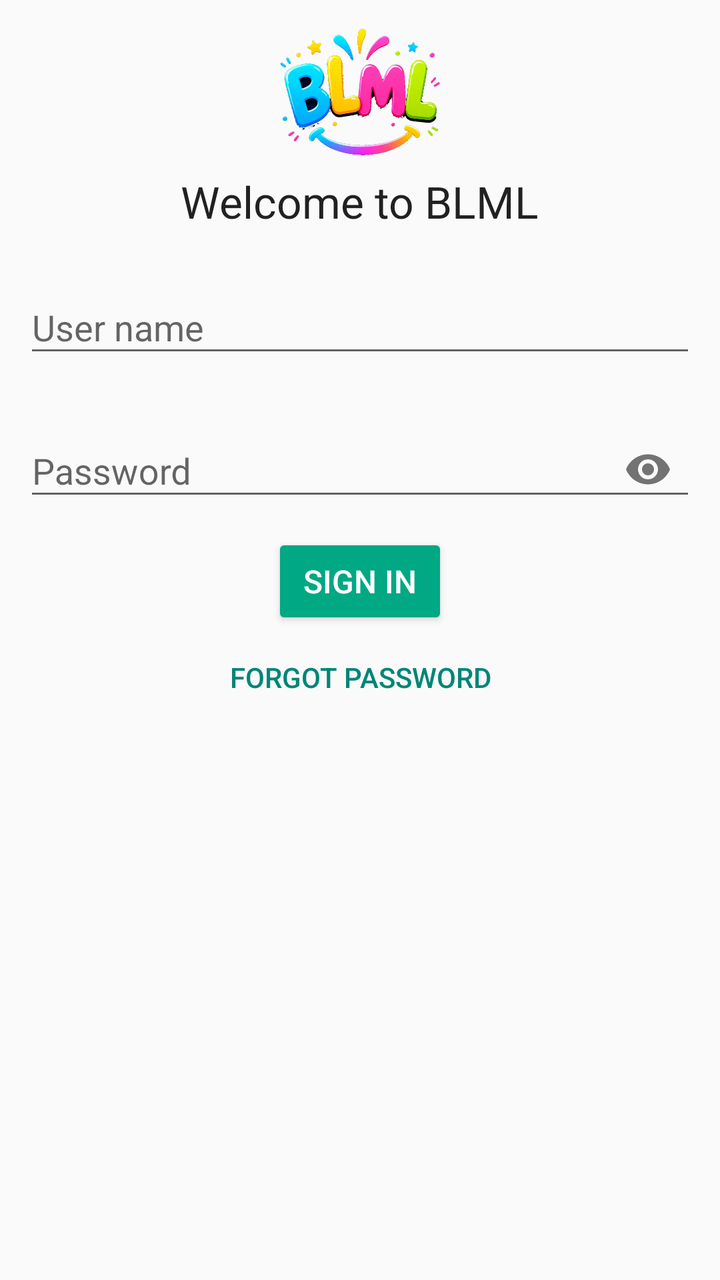
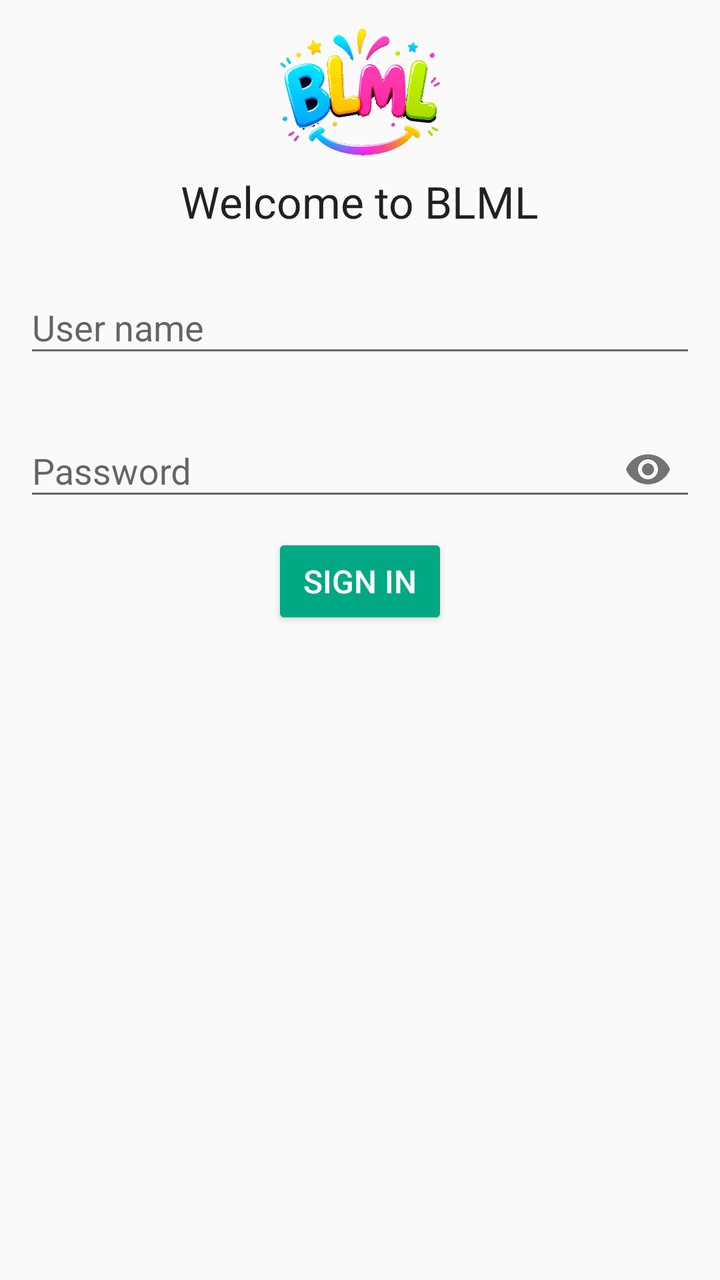

An Android layout rendered at two revisions. The XML below is the earlier revision; the diff shows what the commit changed to produce the second picture.
<!-- AndroidManifest.xml: activity theme AppTheme -->
<!-- res/layout/fragment_login.xml -->
<RelativeLayout
    xmlns:android="http://schemas.android.com/apk/res/android"
    xmlns:tools="http://schemas.android.com/tools"
    xmlns:app="http://schemas.android.com/apk/res-auto"
    android:layout_width="match_parent"
    android:layout_height="match_parent"
    android:paddingBottom="@dimen/activity_vertical_margin"
    android:paddingLeft="@dimen/activity_horizontal_margin"
    android:paddingRight="@dimen/activity_horizontal_margin"
    android:paddingTop="@dimen/activity_vertical_margin"
    tools:context=".LoginFragment">

    <androidx.appcompat.widget.AppCompatImageView
        android:id="@+id/imageLogo"
        android:layout_width="match_parent"
        android:layout_height="80dp"
        android:src="@drawable/logo_src"
        android:layout_alignParentStart="true"
        android:layout_alignParentTop="true"
        android:contentDescription="@string/tinode_logo"/>

    <TextView
        android:id="@+id/appTitle"
        android:layout_width="wrap_content"
        android:layout_height="wrap_content"
        android:textAppearance="?android:attr/textAppearanceLarge"
        android:text="@string/app_description"
        android:layout_below="@+id/imageLogo"
        android:layout_marginBottom="8dp"
        android:layout_centerHorizontal="true" />

    <com.google.android.material.textfield.TextInputLayout
        android:id="@+id/editLoginWrapper"
        android:layout_width="match_parent"
        android:layout_height="wrap_content"
        android:layout_below="@+id/appTitle"
        android:hint="@string/login_hint"
        android:layout_marginTop="8dp"
        android:layout_marginBottom="8dp">
        <com.google.android.material.textfield.TextInputEditText
            android:layout_width="match_parent"
            android:layout_height="wrap_content"
            android:id="@+id/editLogin"
            android:inputType="text" />
    </com.google.android.material.textfield.TextInputLayout>

    <com.google.android.material.textfield.TextInputLayout
        android:id="@+id/editPasswordWrapper"
        android:layout_width="match_parent"
        android:layout_height="wrap_content"
        android:layout_below="@+id/editLoginWrapper"
        android:layout_marginTop="8dp"
        android:layout_marginBottom="8dp"
        android:hint="@string/password_hint"
        app:endIconMode="password_toggle">
        <com.google.android.material.textfield.TextInputEditText
            android:id="@+id/editPassword"
            android:layout_width="match_parent"
            android:layout_height="wrap_content"
            android:inputType="textPassword" />
    </com.google.android.material.textfield.TextInputLayout>

    <androidx.appcompat.widget.AppCompatButton
        android:id="@+id/signIn"
        style="?attr/buttonStyle"
        android:layout_width="wrap_content"
        android:layout_height="wrap_content"
        android:text="@string/sign_in"
        android:layout_below="@+id/editPasswordWrapper"
        android:textSize="@dimen/button_text"
        android:textColor="@color/white"
        android:enabled="true"
        android:layout_centerHorizontal="true"
        app:backgroundTint="@color/button_background" />

    <Button
        android:id="@+id/forgotPassword"
        style="?attr/buttonBarButtonStyle"
        android:layout_width="wrap_content"
        android:layout_height="wrap_content"
        android:text="@string/forgot_password"
        android:layout_below="@+id/signIn"
        android:layout_centerHorizontal="true" />

    <LinearLayout
        android:id="@+id/brandingSetup"
        android:layout_width="match_parent"
        android:layout_height="wrap_content"
        android:orientation="vertical"
        android:layout_centerHorizontal="true"
        android:layout_alignParentBottom="true"
        android:gravity="center_horizontal"
        android:visibility="gone"
        android:clickable="true"
        android:focusable="true">

        <androidx.appcompat.widget.AppCompatImageView
            android:layout_width="36dp"
            android:layout_height="36dp"
            android:src="@drawable/ic_qr_code"
            android:contentDescription="@string/configure_connection"
            app:tint="@color/colorAccent" />

        <TextView
            android:layout_width="wrap_content"
            android:layout_height="wrap_content"
            android:text="@string/configure_connection"
            android:textSize="@dimen/button_text"
            android:enabled="true" />
    </LinearLayout>

    <LinearLayout
        android:id="@+id/byTinode"
        android:layout_width="match_parent"
        android:layout_height="wrap_content"
        android:layout_centerHorizontal="true"
        android:layout_alignParentBottom="true"
        android:visibility="gone"
        android:gravity="center_horizontal">

        <androidx.appcompat.widget.AppCompatImageView
            android:layout_width="24dp"
            android:layout_height="24dp"
            android:layout_marginEnd="8dp"
            android:src="@drawable/logo_src"
            android:contentDescription="@string/tinode_logo"/>

        <TextView
            android:layout_width="wrap_content"
            android:layout_height="wrap_content"
            android:text="@string/tinode"
            android:textSize="@dimen/button_text"
            android:enabled="true" />
    </LinearLayout>
</RelativeLayout>
<!-- resources referenced by this layout -->
<resources>
  <color name="colorAccent">#00A884</color>
  <color name="white">#FFFFFF</color>
  <dimen name="activity_horizontal_margin">12dp</dimen>
  <dimen name="activity_vertical_margin">6dp</dimen>
  <dimen name="button_text">16sp</dimen>
  <!-- drawable ic_qr_code (drawable) -->
  <vector
      android:height="24dp"
      android:tint="?android:textColorPrimary"
      android:viewportHeight="24"
      android:viewportWidth="24"
      android:width="24dp"
      xmlns:android="http://schemas.android.com/apk/res/android">
      <path android:fillColor="@android:color/white" android:pathData="M3,11h8V3H3V11zM5,5h4v4H5V5z"/>
      <path android:fillColor="@android:color/white" android:pathData="M3,21h8v-8H3V21zM5,15h4v4H5V15z"/>
      <path android:fillColor="@android:color/white" android:pathData="M13,3v8h8V3H13zM19,9h-4V5h4V9z"/>
      <path android:fillColor="@android:color/white" android:pathData="M19,19h2v2h-2z"/>
      <path android:fillColor="@android:color/white" android:pathData="M13,13h2v2h-2z"/>
      <path android:fillColor="@android:color/white" android:pathData="M15,15h2v2h-2z"/>
      <path android:fillColor="@android:color/white" android:pathData="M13,17h2v2h-2z"/>
      <path android:fillColor="@android:color/white" android:pathData="M15,19h2v2h-2z"/>
      <path android:fillColor="@android:color/white" android:pathData="M17,17h2v2h-2z"/>
      <path android:fillColor="@android:color/white" android:pathData="M17,13h2v2h-2z"/>
      <path android:fillColor="@android:color/white" android:pathData="M19,15h2v2h-2z"/>
  </vector>
  <string name="app_description" translatable="false">Welcome to BLML</string>
  <string name="configure_connection">Configure Connection</string>
  <string name="forgot_password">Forgot password</string>
  <string name="login_hint">User name</string>
  <string name="password_hint">Password</string>
  <string name="sign_in">Sign In</string>
  <string name="tinode" translatable="false">BLML</string>
  <string name="tinode_logo" translatable="false">BLML Logo</string>
  <style name="AppTheme" parent="Theme.AppCompat.DayNight.NoActionBar">
          <item name="android:windowDrawsSystemBarBackgrounds">true</item>
          <item name="android:statusBarColor">@android:color/transparent</item>
          <item name="android:navigationBarColor">@android:color/transparent</item>
          <item name="windowNoTitle">true</item>
          <item name="windowActionBar">false</item>
          <item name="windowActionModeOverlay">true</item>
          <item name="preferenceTheme">@style/PreferenceThemeOverlay</item>
          <item name="android:listDivider">@drawable/list_divider</item>
      </style>
  <style name="PreferenceThemeOverlay">
          <item name="preferenceScreenStyle">@style/Preference.PreferenceScreen</item>
          <item name="preferenceFragmentStyle">@style/PreferenceFragment</item>
          <item name="preferenceCategoryStyle">@style/Preference.Category</item>
          <item name="preferenceStyle">@style/Preference</item>
          <item name="preferenceInformationStyle">@style/Preference.Information</item>
          <item name="checkBoxPreferenceStyle">@style/Preference.CheckBoxPreference</item>
          <item name="switchPreferenceCompatStyle">@style/Preference.SwitchPreferenceCompat</item>
          <item name="dialogPreferenceStyle">@style/Preference.DialogPreference</item>
          <item name="editTextPreferenceStyle">@style/Preference.DialogPreference.EditTextPreference
          </item>
          <item name="preferenceFragmentListStyle">@style/PreferenceFragmentList</item>
      </style>
  <!-- drawable list_divider (drawable) -->
  <?xml version="1.0" encoding="utf-8"?>
  <inset xmlns:android="http://schemas.android.com/apk/res/android"
      android:insetLeft="60dp"
      android:insetRight="4dp" >
      <shape android:shape="rectangle">
          <size android:height="1px"/>
          <solid android:color="@color/colorListDivider" />
      </shape>
  </inset>
  <color name="colorListDivider">#CCCCCC</color>
  <!-- unchanged entries left out for length: 1 -->
</resources>

<!-- the commit's change to res/layout/fragment_login.xml (unified diff, before → after) -->
@@ -80,7 +80,20 @@
         android:layout_height="wrap_content"
         android:text="@string/forgot_password"
         android:layout_below="@+id/signIn"
-        android:layout_centerHorizontal="true" />
+        android:layout_centerHorizontal="true"
+        android:visibility="gone" />
+
+    
+    <Button
+        android:id="@+id/signInGoogle"
+        style="?attr/materialButtonOutlinedStyle"
+        android:layout_width="wrap_content"
+        android:layout_height="wrap_content"
+        android:text="@string/sign_in_with_google"
+        android:layout_below="@+id/forgotPassword"
+        android:layout_marginTop="8dp"
+        android:layout_centerHorizontal="true"
+        android:visibility="gone" />
 
     <LinearLayout
         android:id="@+id/brandingSetup"
<!-- resource entries referenced after the edit -->
@@ -31,6 +31,7 @@
   <string name="login_hint">User name</string>
   <string name="password_hint">Password</string>
   <string name="sign_in">Sign In</string>
+  <string name="sign_in_with_google">Sign in with Google</string>
   <string name="tinode" translatable="false">BLML</string>
   <string name="tinode_logo" translatable="false">BLML Logo</string>
   <style name="AppTheme" parent="Theme.AppCompat.DayNight.NoActionBar">
